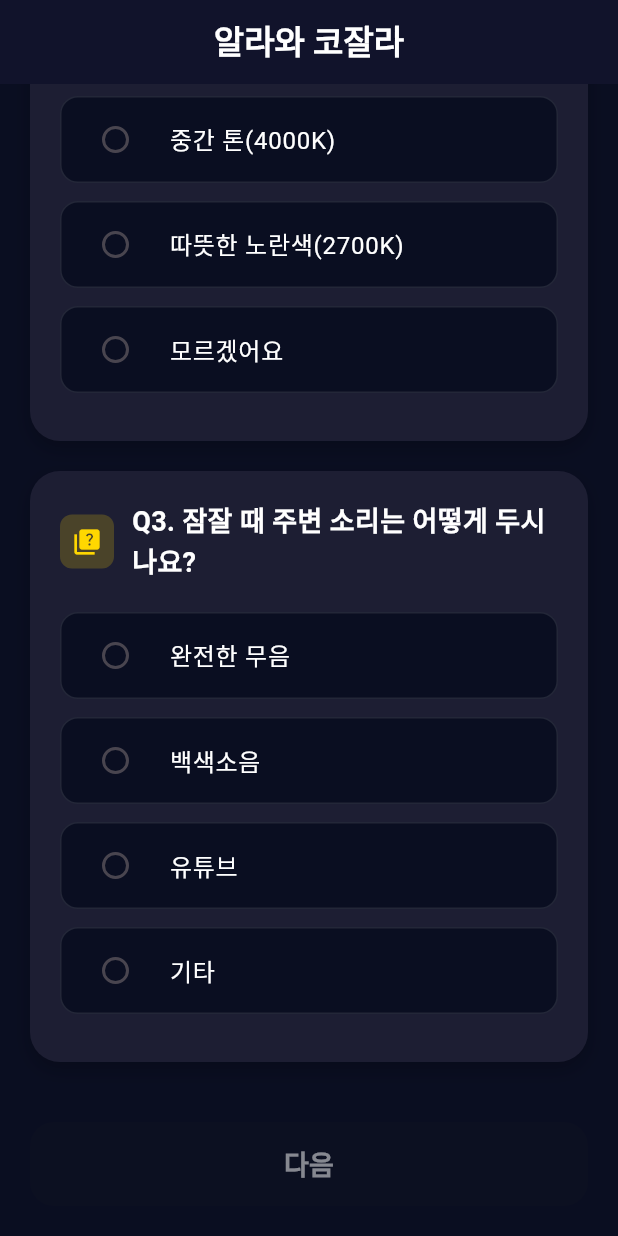
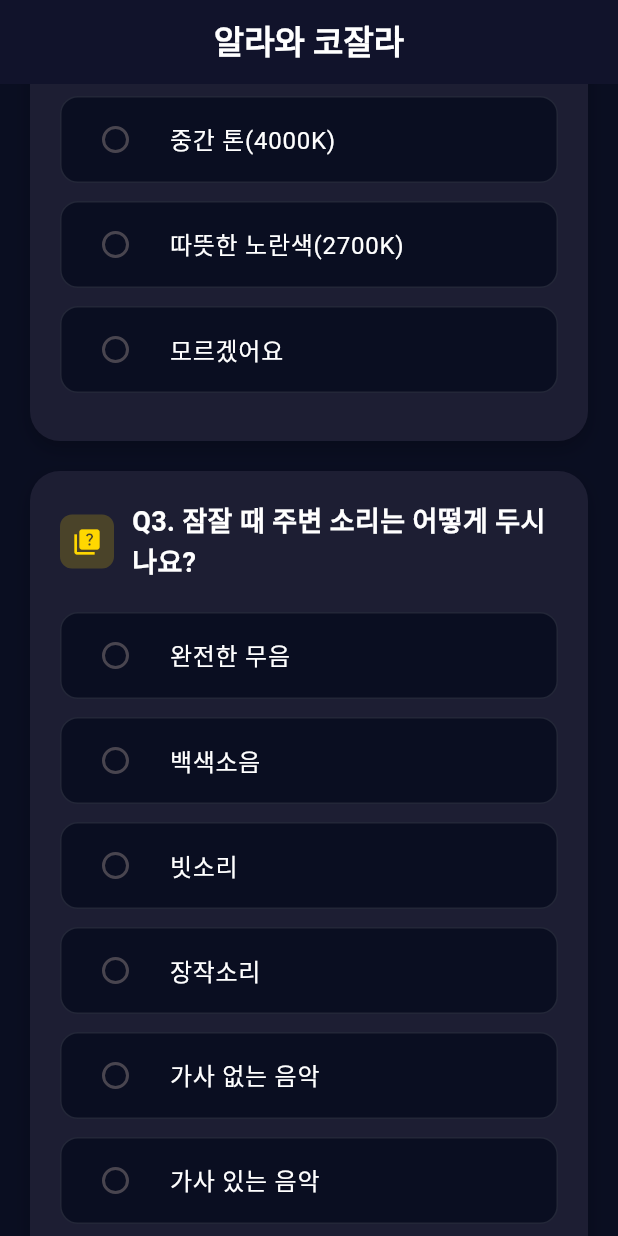
Before and after one commit to Ko-o-ala/NewFrontend, a Flutter app: the EnvironmentPage screen opened directly with empty values, scrolled down 974 dp, on a phone screen of 412 x 824 dp. Run offline on Flutter 3.47's test engine with Material 3 defaults, Android fonts, the phone set to English and light mode, and no system bars; our stand-ins replace audioplayers, flutter_bluetooth_serial, flutter_dotenv, flutter_secure_storage, hive, hive_flutter and 5 more; missing offline and left inert: health; accounts and stored records are empty.

Commit message:
설문조사 바꾸는중

```diff
--- a/lib/main.dart
+++ b/lib/main.dart
@@ -158,6 +158,8 @@ class _MyAppState extends State<MyApp> {
             return MaterialPageRoute(builder: (_) => const LightControlPage());
           case '/monthly':
             return MaterialPageRoute(builder: (_) => MonthlySleepScreen());
+          case '/complete':
+            return MaterialPageRoute(builder: (_) => CompletePage());
           case '/setting':
             return MaterialPageRoute(builder: (_) => const SettingsScreen());
           case '/notice':
--- a/lib/signin/pages/complete_page.dart
+++ b/lib/signin/pages/complete_page.dart
@@ -7,9 +7,8 @@ import 'package:shared_preferences/shared_preferences.dart';
 import 'package:http/http.dart' as http;
 
 class CompletePage extends StatelessWidget {
-  final VoidCallback onSubmit;
-  const CompletePage({Key? key, required this.onSubmit}) : super(key: key);
-
+  const CompletePage({super.key}); // ← 추가
+  @override
   @override
   Widget build(BuildContext context) {
     // 시스템 UI 스타일 설정 (상태바, 네비게이션바 색상)
--- a/lib/signin/pages/environment_page.dart
+++ b/lib/signin/pages/environment_page.dart
@@ -20,7 +20,12 @@ const Map<String, String> lightColorTemperatureMap = {
 const Map<String, String> noisePreferenceMap = {
   '완전한 무음': 'silence',
   '백색소음': 'whiteNoise',
-  '유튜브': 'youtube',
+  '빗소리': 'rainsound',
+  '장작소리': 'firesoudn',
+  '가사 없는 음악': 'nolyricssound',
+  '가사 있는 음악': 'yeslyricssound',
+  '드라마 영화 영상': 'drama',
+  '라디오 토크방송': 'radio',
   '기타': 'other',
 };
 
@@ -69,15 +74,22 @@ class _EnvironmentPageState extends State<EnvironmentPage> {
     );
   }
 
-  bool get isValid =>
-      sleepLightUsage != null &&
-      lightColorTemperature != null &&
-      noisePreference != null &&
-      youtubeContentType != null &&
-      (noisePreference != '기타' ||
-          (userInputNoise != null && userInputNoise!.isNotEmpty)) &&
-      (youtubeContentType != '기타' ||
-          (userInputYoutube != null && userInputYoutube!.isNotEmpty));
+  bool get isValid {
+    final needsCustomNoise = noisePreference == '기타';
+    final result =
+        sleepLightUsage != null &&
+        lightColorTemperature != null &&
+        noisePreference != null &&
+        (!needsCustomNoise ||
+            (userInputNoise != null && userInputNoise!.trim().isNotEmpty));
+
+    debugPrint('EnvironmentPage isValid: $result');
+    debugPrint('  sleepLightUsage: $sleepLightUsage');
+    debugPrint('  lightColorTemperature: $lightColorTemperature');
+    debugPrint('  noisePreference: $noisePreference');
+    debugPrint('  userInputNoise: $userInputNoise');
+    return result;
+  }
 
   Widget _buildQuestionCard(
     String title,
@@ -328,7 +340,17 @@ class _EnvironmentPageState extends State<EnvironmentPage> {
             // Q3 - 수면시 소리 선호
             _buildQuestionCard(
               'Q3. 잠잘 때 주변 소리는 어떻게 두시나요?',
-              ['완전한 무음', '백색소음', '유튜브', '기타'],
+              [
+                '완전한 무음',
+                '백색소음',
+                '빗소리',
+                '장작소리',
+                '가사 없는 음악',
+                '가사 있는 음악',
+                '드라마 영화 영상',
+                '라디오 토크방송',
+                '기타',
+              ],
               noisePreference,
               (v) => setState(() {
                 noisePreference = v;
@@ -523,17 +545,9 @@ class _EnvironmentPageState extends State<EnvironmentPage> {
                               lightColorTemperatureMap[lightColorTemperature];
                           m['noisePreference'] =
                               noisePreferenceMap[noisePreference];
-                          m['youtubeContentType'] =
-                              youtubeContentTypeMap[youtubeContentType];
 
-                          // 만약 '기타' 선택 시 사용자가 텍스트로 입력한 값이 있다면 저장:
                           if (noisePreference == '기타') {
-                            m['noisePreferenceOther'] =
-                                userInputNoise; // 사용자가 입력한 값
-                          }
-                          if (youtubeContentType == '기타') {
-                            m['youtubeContentTypeOther'] =
-                                userInputYoutube; // 사용자가 입력한 값
+                            m['noisePreferenceOther'] = userInputNoise;
                           }
 
                           await storage.write(
@@ -550,15 +564,11 @@ class _EnvironmentPageState extends State<EnvironmentPage> {
                             key: 'noisePreference',
                             value: noisePreferenceMap[noisePreference] ?? '',
                           );
-                          await storage.write(
-                            key: 'youtubeContentType',
-                            value:
-                                youtubeContentTypeMap[youtubeContentType] ?? '',
-                          );
 
                           widget.onNext();
                         }
                         : null,
+
                 style: ElevatedButton.styleFrom(
                   backgroundColor: const Color(0xFF6C63FF),
                   minimumSize: const Size(double.infinity, 56),
```
Also changed, not shown: lib/signin/pages/sound_page.dart (+3 -19 lines).
